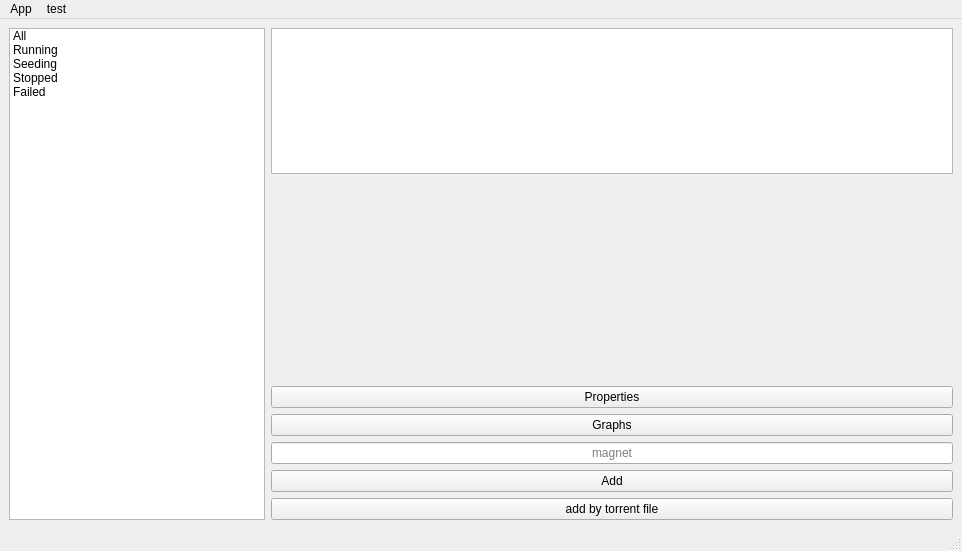
Before: the Qt Designer form src/gui/mainwindow.ui in commmrade/TorrentClient, drawn with Qt 5.
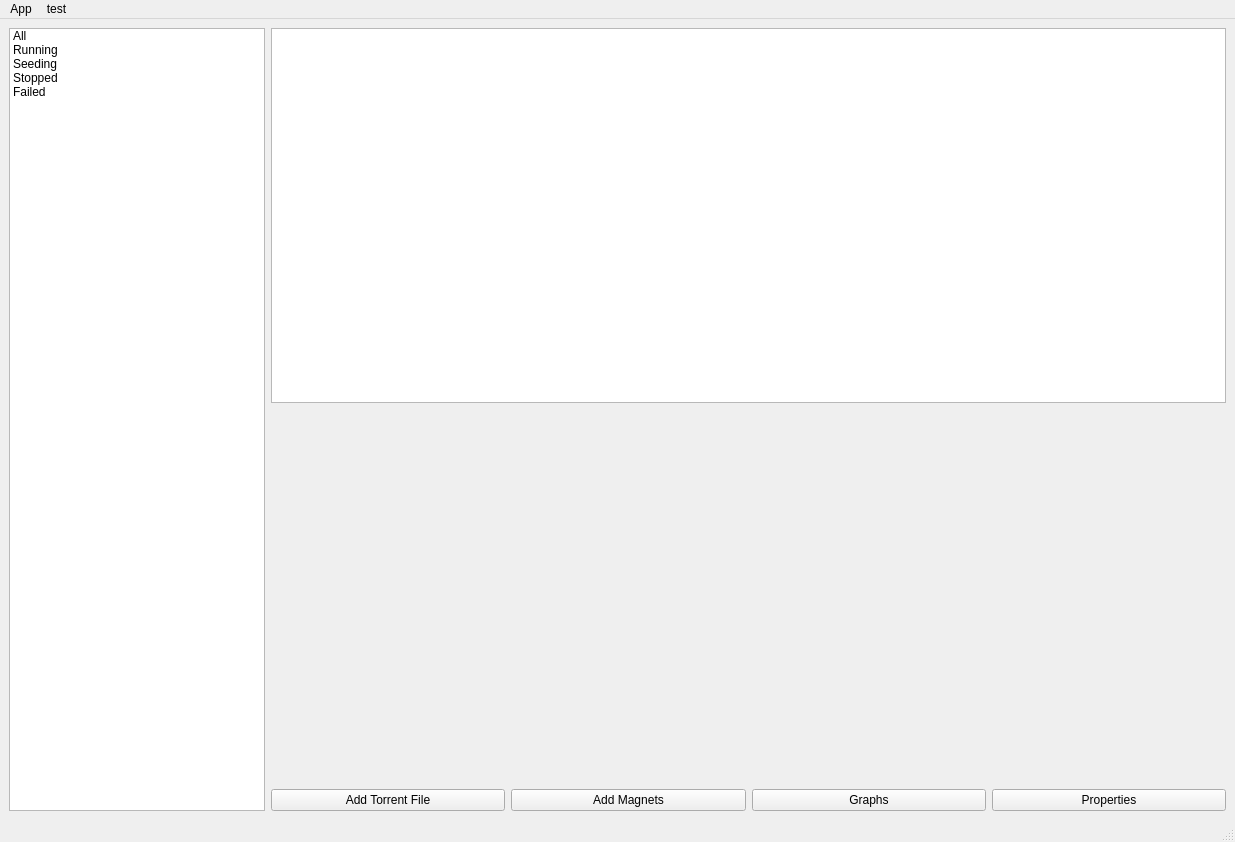
After: the same form once the commit is applied. Custom widgets are drawn as their Qt base class.

Commit message: Properties & Graphs tabs fixed

```diff
--- a/src/gui/mainwindow.ui
+++ b/src/gui/mainwindow.ui
@@ -6,16 +6,16 @@
    <rect>
     <x>0</x>
     <y>0</y>
-    <width>962</width>
-    <height>551</height>
+    <width>1235</width>
+    <height>842</height>
    </rect>
   </property>
   <property name="windowTitle">
    <string>MainWindow</string>
   </property>
   <widget class="QWidget" name="centralwidget">
-   <layout class="QHBoxLayout" name="horizontalLayout">
-    <item>
+   <layout class="QGridLayout" name="gridLayout">
+    <item row="0" column="0" rowspan="3">
      <widget class="QListWidget" name="categoriesList">
       <property name="sizePolicy">
        <sizepolicy hsizetype="Minimum" vsizetype="Expanding">
@@ -50,9 +50,7 @@
       </item>
      </widget>
     </item>
-    <item>
-     <layout class="QVBoxLayout" name="verticalLayout">
-      <item>
+    <item row="0" column="1">
        <widget class="QTableView" name="torrentsView">
         <property name="sizePolicy">
          <sizepolicy hsizetype="Expanding" vsizetype="Expanding">
@@ -62,7 +60,7 @@
         </property>
        </widget>
       </item>
-      <item>
+    <item row="1" column="1">
        <widget class="QStackedWidget" name="stackedWidget">
         <property name="minimumSize">
          <size>
@@ -109,10 +107,19 @@
         </widget>
        </widget>
       </item>
+    <item row="2" column="1">
+     <layout class="QHBoxLayout" name="horizontalLayout">
       <item>
-       <widget class="QPushButton" name="togglePropertiesBtn">
+       <widget class="QPushButton" name="pushButton_2">
         <property name="text">
-         <string>Properties</string>
+         <string>Add Torrent File</string>
+        </property>
+       </widget>
+      </item>
+      <item>
+       <widget class="QPushButton" name="pushButton">
+        <property name="text">
+         <string>Add Magnets</string>
         </property>
        </widget>
       </item>
@@ -124,26 +131,9 @@
        </widget>
       </item>
       <item>
-       <widget class="QLineEdit" name="lineEdit">
-        <property name="alignment">
-         <set>Qt::AlignmentFlag::AlignCenter</set>
-        </property>
-        <property name="placeholderText">
-         <string>magnet</string>
-        </property>
-       </widget>
-      </item>
-      <item>
-       <widget class="QPushButton" name="pushButton">
+       <widget class="QPushButton" name="togglePropertiesBtn">
         <property name="text">
-         <string>Add</string>
-        </property>
-       </widget>
-      </item>
-      <item>
-       <widget class="QPushButton" name="pushButton_2">
-        <property name="text">
-         <string>add by torrent file</string>
+         <string>Properties</string>
         </property>
        </widget>
       </item>
@@ -156,7 +146,7 @@
     <rect>
      <x>0</x>
      <y>0</y>
-     <width>962</width>
+     <width>1235</width>
      <height>19</height>
     </rect>
    </property>
```
Lines whose indentation alone changed are shown as unchanged. The commit also changes 2 other files.
